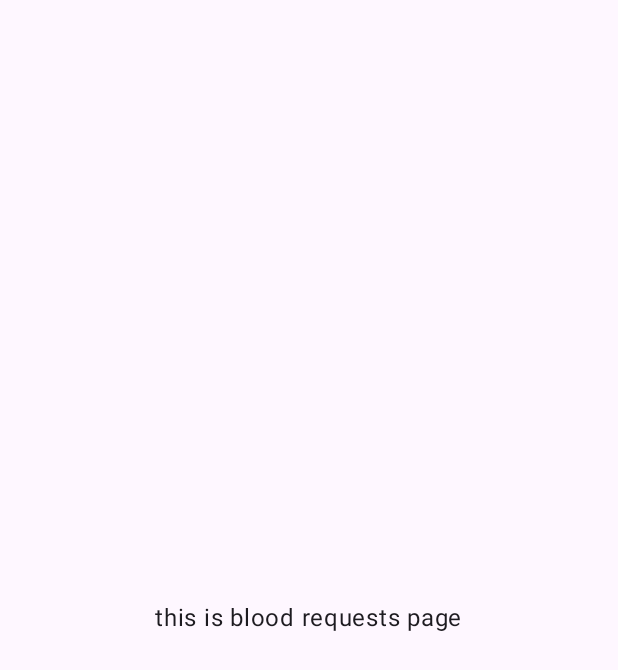
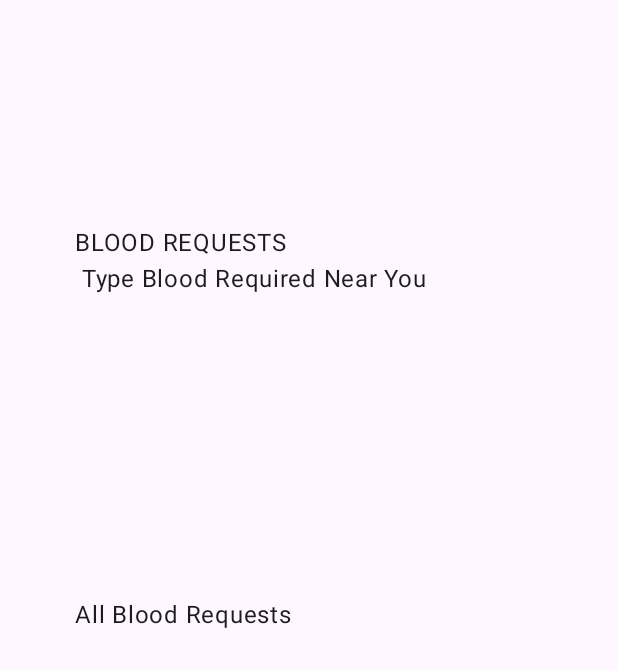
Before and after one commit to jarvis1704/blood-donation-app, an Android app built with Jetpack Compose: the composable bloodRequests shown on its own in the app's theme, on a phone screen of 412 x 824 dp. Shown: the top 670 px of the screen. Run offline under Robolectric (Android 15) with nearby library versions, the phone set to English and light mode, and no system bars.

Commit message:
homeui and navigation

```diff
--- a/Android application/app/src/main/java/com/example/blooddonationapp/auth/interfaces/MainActivity.kt
+++ b/Android application/app/src/main/java/com/example/blooddonationapp/auth/interfaces/MainActivity.kt
@@ -36,7 +36,9 @@ class MainActivity : ComponentActivity() {
                 val navCtrl = rememberNavController()
                 Scaffold(
                     modifier = Modifier.fillMaxSize(),
-                    floatingActionButton = { notifButton() },
+                    floatingActionButton = { notifButton(
+                        goto_notifications = {navCtrl.navigate("notificationspage")}
+                    ) },
                     bottomBar = { bottomBar(
                         goto_homepage = {navCtrl.navigate("homepage")},
                         goto_bloodrequests = {navCtrl.navigate("bloodrequests")},
--- a/Android application/app/src/main/java/com/example/blooddonationapp/home/interfaces/bloodRequests.kt
+++ b/Android application/app/src/main/java/com/example/blooddonationapp/home/interfaces/bloodRequests.kt
@@ -3,25 +3,30 @@ package com.example.blooddonationapp.home.interfaces
 import androidx.compose.foundation.layout.Arrangement
 import androidx.compose.foundation.layout.Box
 import androidx.compose.foundation.layout.Column
+import androidx.compose.foundation.layout.Spacer
 import androidx.compose.foundation.layout.fillMaxSize
+import androidx.compose.foundation.layout.padding
 import androidx.compose.material3.Button
 import androidx.compose.material3.Text
 import androidx.compose.runtime.Composable
 import androidx.compose.ui.Alignment
 import androidx.compose.ui.Modifier
+import androidx.compose.ui.unit.dp
 import androidx.lifecycle.viewmodel.compose.viewModel
 import com.example.blooddonationapp.auth.data.emailLoginViewmodel
+import com.example.blooddonationapp.global.data.currentUser
 
 @Composable
 fun bloodRequests(){
-    var viewmodel: emailLoginViewmodel = viewModel()
-    Box(modifier = Modifier.fillMaxSize()){
+    Box(modifier = Modifier.fillMaxSize().padding(50.dp)){
         Column(
-            modifier = Modifier.fillMaxSize(),
-            horizontalAlignment = Alignment.CenterHorizontally,
-            verticalArrangement = Arrangement.Center
+            modifier = Modifier.fillMaxSize().padding(top = 100.dp),
+            horizontalAlignment = Alignment.Start,
         ) {
-            Text(text = "this is blood requests page")
+            Text(text = "BLOOD REQUESTS")
+            Text(currentUser.bloodGroup+" Type Blood Required Near You")
+            Spacer(modifier = Modifier.padding(100.dp))
+            Text("All Blood Requests")
         }
     }
 }
--- a/Android application/app/src/main/java/com/example/blooddonationapp/home/ui_components/notificationButton.kt
+++ b/Android application/app/src/main/java/com/example/blooddonationapp/home/ui_components/notificationButton.kt
@@ -11,13 +11,13 @@ import androidx.compose.ui.unit.dp
 import com.example.blooddonationapp.global.data.currentPage
 
 @Composable
-fun notifButton(){
+fun notifButton(goto_notifications:()->Unit){
     when(currentPage){
         "homepage", "bloodrequests", "userprofile"->{
             Button(modifier = Modifier.offset(
                 x= (-10).dp, y= (-700).dp
             ),
-                onClick = { /*TODO*/ }) {
+                onClick = { goto_notifications() }) {
                 Icon(
                     imageVector = Icons.Default.Notifications,
                     contentDescription = null)
```
Also changed, not shown: Android application/app/src/main/java/com/example/blooddonationapp/home/interfaces/notificationsPage.kt (+30 -1 lines), Android application/app/src/main/java/com/example/blooddonationapp/home/interfaces/userProfile.kt (+14 -1 lines), Android application/app/src/main/res/drawable/default_user_icon.png (added).
